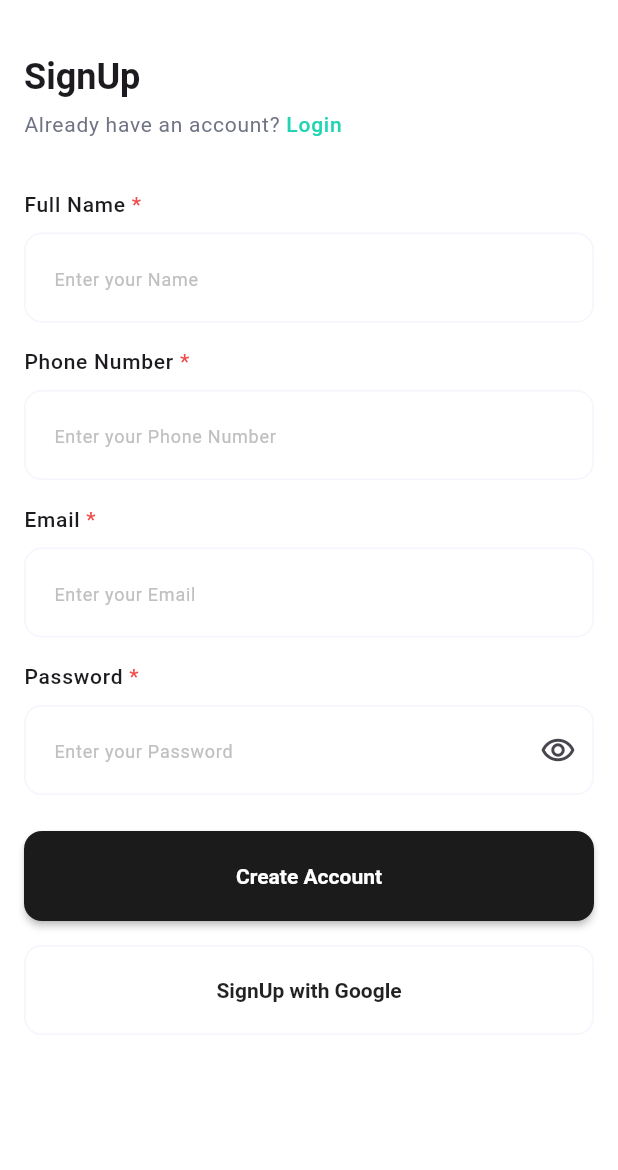
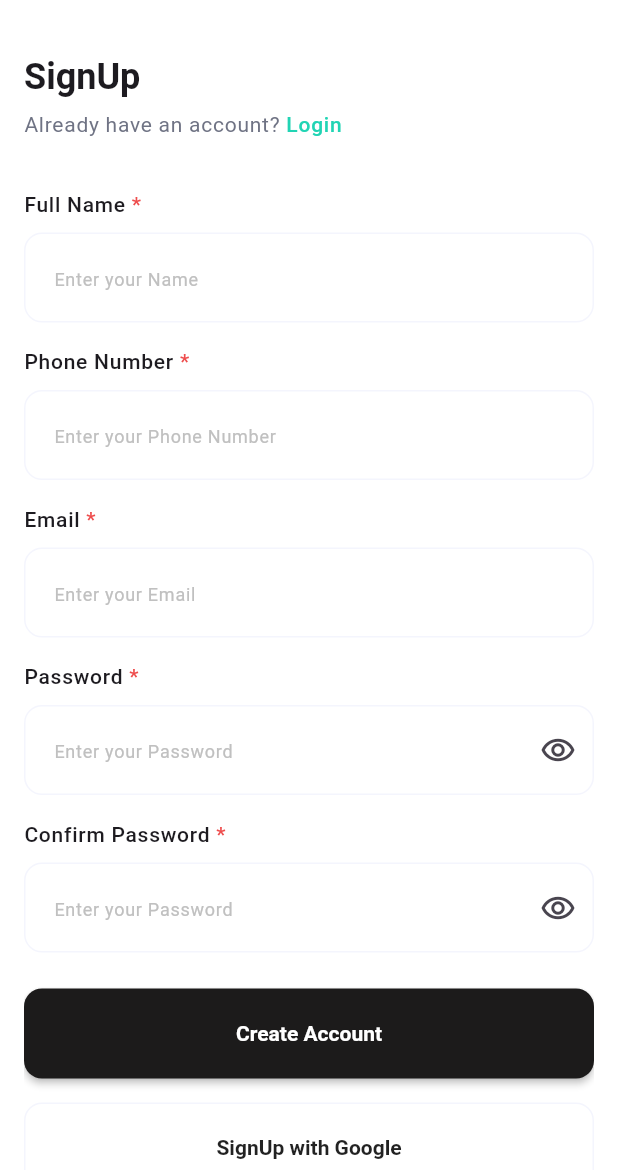
Before and after one commit to Mohamed123-r/Quick-Mart, a Flutter app: the SignUpView screen opened directly, on a phone screen of 412 x 824 dp, the part 66-1236 px from its top. Run offline on Flutter 3.47's test engine with Material 3 defaults, Android fonts, the phone set to English and light mode, and no system bars; our stand-ins replace bloc, dio, dropdown_button2, easy_splash_screen, flutter_bloc, flutter_svg and 2 more; missing offline and left inert: phone_input; accounts and stored records are empty.

Commit message:
Add functionality to validate user input for registration form

```diff
--- a/lib/features/Authentication/signup/presentation/view/widgets/input_fields_section_from_sign_up_view.dart
+++ b/lib/features/Authentication/signup/presentation/view/widgets/input_fields_section_from_sign_up_view.dart
@@ -10,11 +10,13 @@ class InputFieldsSectionFromSignUpView extends StatelessWidget {
     required this.emailController,
     required this.passwordController,
     required this.phoneController,
+    required this.confirmPasswordController,
   });
 
   final TextEditingController nameController;
   final TextEditingController emailController;
   final TextEditingController passwordController;
+  final TextEditingController confirmPasswordController;
   final TextEditingController phoneController;
 
   @override
@@ -26,12 +28,7 @@ class InputFieldsSectionFromSignUpView extends StatelessWidget {
           hintText: 'Enter your Name',
           title: 'Full Name',
           keyboardType: TextInputType.text,
-          validator: (value) {
-            if (value == null || value.isEmpty) {
-              return 'Please enter the name';
-            }
-            return null;
-          },
+          validator: validatorOfName,
         ),
         const SizedBox(
           height: 16,
@@ -41,18 +38,7 @@ class InputFieldsSectionFromSignUpView extends StatelessWidget {
           hintText: 'Enter your Phone Number',
           title: 'Phone Number',
           keyboardType: TextInputType.number,
-          validator: (value) {
-            if (value == null || value.isEmpty) {
-              return 'Please enter the phone number';
-            }
-            if (value.length != 11) {
-              return 'Please enter a valid phone number';
-            }
-            if (!value.startsWith('01')) {
-              return 'Please enter a valid phone number';
-            }
-            return null;
-          },
+          validator: validatorOfPhoneNumber,
         ),
         const SizedBox(
           height: 16,
@@ -71,6 +57,13 @@ class InputFieldsSectionFromSignUpView extends StatelessWidget {
           title: 'Password',
           controller: passwordController,
         ),
+        const SizedBox(
+          height: 16,
+        ),
+        CustomPasswordInputField(
+          title: 'Confirm Password',
+          controller: confirmPasswordController,
+        ),
       ],
     );
   }
--- a/lib/features/Authentication/signup/presentation/view/widgets/sign_up_view_body.dart
+++ b/lib/features/Authentication/signup/presentation/view/widgets/sign_up_view_body.dart
@@ -46,21 +46,28 @@ class SignUpViewBody extends StatelessWidget {
       },
       builder: (context, state) {
         return Padding(
-          padding: const EdgeInsets.symmetric(horizontal: 16.0, vertical: 24),
+          padding: const EdgeInsets.symmetric(
+            horizontal: 16.0,
+          ),
           child: SingleChildScrollView(
             child: Column(
               crossAxisAlignment: CrossAxisAlignment.start,
               children: [
+                const SizedBox(
+                  height: 24,
+                ),
                 const HeadlineSectionFromSignUpView(),
                 const SizedBox(
                   height: 32,
                 ),
                 InputFieldsSectionFromSignUpView(
                   nameController: context.read<SignUpCubit>().signUpName,
+                  emailController: context.read<SignUpCubit>().signUpEmail,
                   phoneController: context.read<SignUpCubit>().signUpPhone,
-                  emailController: context.read<SignUpCubit>().signUpEmail,
                   passwordController:
                       context.read<SignUpCubit>().signUpPassword,
+                  confirmPasswordController:
+                      context.read<SignUpCubit>().signUpPasswordConfirm,
                 ),
                 const SizedBox(
                   height: 24,
```
Also changed, not shown: lib/features/Authentication/signup/presentation/manage/cubits/sign_up_cubit.dart (+8 -7 lines).
